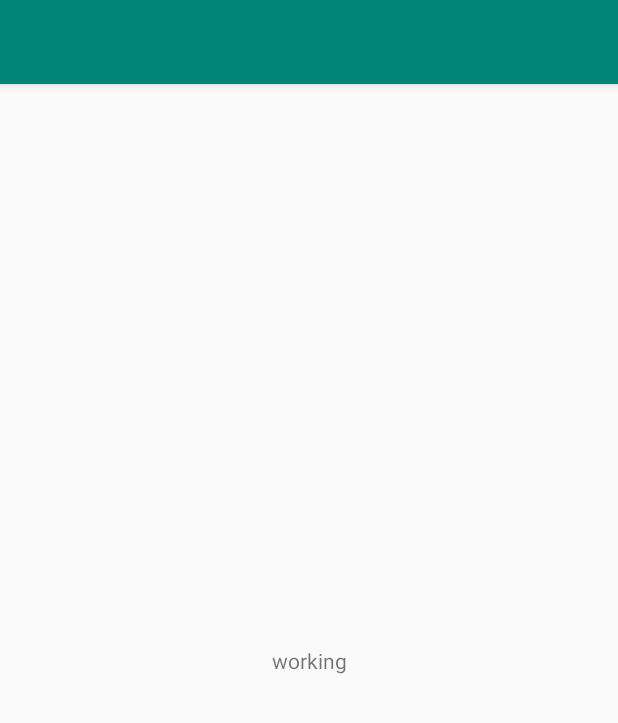
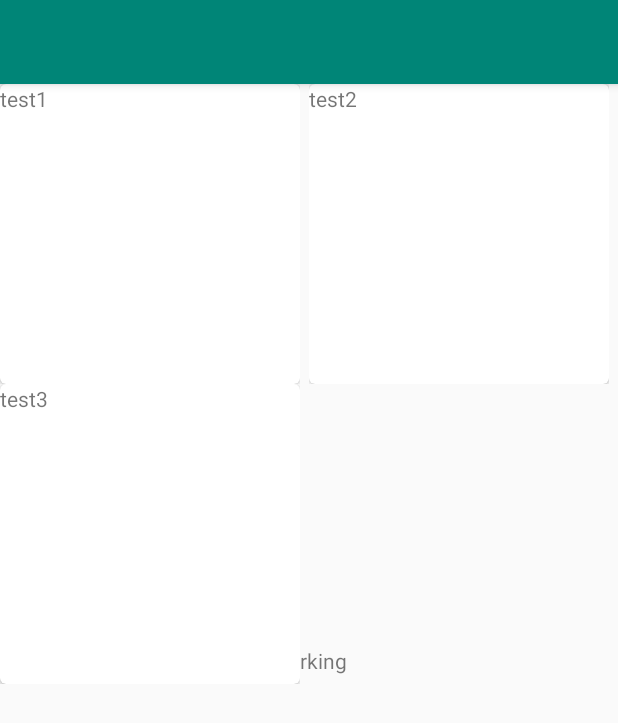
Before and after one commit to shenlkm/scrum-poker, an Android app: the screen it shows after launch (MainActivity before the commit, DeploymentCardActivity after it), on a phone screen of 412 x 824 dp. Shown: the top 723 px of the screen. Run offline under Robolectric (Android 15) with nearby library versions, the phone set to English and light mode, and no system bars; our stand-ins replace Dagger/Hilt's generated code, data binding.

Commit message:
[created adapter and activity view] in order to show cards

```diff
--- a/app/src/main/AndroidManifest.xml
+++ b/app/src/main/AndroidManifest.xml
@@ -12,7 +12,7 @@
             android:supportsRtl="true"
             android:theme="@style/AppTheme"
             tools:ignore="GoogleAppIndexingWarning">
-        <activity android:name=".view.MainActivity">
+        <activity android:name=".view.DeploymentCardActivity">
             <intent-filter>
                 <action android:name="android.intent.action.MAIN"/>
 
--- /dev/null
+++ b/app/src/main/java/com/buildreams/scrumpoker/di/AdapterModule.java
@@ -0,0 +1,14 @@
+package com.buildreams.scrumpoker.di;
+
+import com.buildreams.scrumpoker.view.adapter.DeploymentCardAdapter;
+import dagger.Module;
+import dagger.Provides;
+
+@Module
+public class AdapterModule {
+
+    @Provides
+    DeploymentCardAdapter providesCardAdapter() {
+        return new DeploymentCardAdapter();
+    }
+}
--- /dev/null
+++ b/app/src/main/java/com/buildreams/scrumpoker/domain/entity/Card.java
@@ -0,0 +1,72 @@
+package com.buildreams.scrumpoker.domain.entity;
+
+import android.os.Parcel;
+import android.os.Parcelable;
+import androidx.databinding.BaseObservable;
+import androidx.databinding.Bindable;
+
+public class Card extends BaseObservable implements Parcelable {
+
+    public static final Parcelable.Creator CREATOR = new Parcelable.Creator() {
+        public Card createFromParcel(Parcel in) {
+            return new Card(in);
+        }
+
+        public Card[] newArray(int size) {
+            return new Card[size];
+        }
+    };
+    private long id;
+    private String point;
+    private byte image;
+
+    public Card(long id, String point, byte image) {
+        this.id = id;
+        this.point = point;
+        this.image = image;
+    }
+
+    // Parcelling part
+    public Card(Parcel in) {
+        this.id = in.readLong();
+        this.point = in.readString();
+        this.image = in.readByte();
+    }
+
+    public long getId() {
+        return id;
+    }
+
+    public void setId(long id) {
+        this.id = id;
+    }
+
+    @Bindable
+    public String getPoint() {
+        return point;
+    }
+
+    public void setPoint(String point) {
+        this.point = point;
+    }
+
+    public byte getImage() {
+        return image;
+    }
+
+    public void setImage(byte image) {
+        this.image = image;
+    }
+
+    @Override
+    public int describeContents() {
+        return 0;
+    }
+
+    @Override
+    public void writeToParcel(Parcel dest, int flag) {
+        dest.writeLong(this.id);
+        dest.writeString(this.point);
+        dest.writeByte(this.image);
+    }
+}
--- /dev/null
+++ b/app/src/main/java/com/buildreams/scrumpoker/view/DeploymentCardActivity.java
@@ -0,0 +1,54 @@
+package com.buildreams.scrumpoker.view;
+
+import android.os.Bundle;
+import androidx.appcompat.app.AppCompatActivity;
+import androidx.databinding.DataBindingUtil;
+import androidx.lifecycle.ViewModelProvider;
+import androidx.lifecycle.ViewModelProviders;
+import androidx.recyclerview.widget.GridLayoutManager;
+import androidx.recyclerview.widget.LinearLayoutManager;
+import androidx.recyclerview.widget.RecyclerView;
+import com.buildreams.scrumpoker.R;
+import com.buildreams.scrumpoker.databinding.ActivityDeploymentCardBinding;
+import com.buildreams.scrumpoker.domain.entity.Card;
+import com.buildreams.scrumpoker.view.adapter.DeploymentCardAdapter;
+import com.buildreams.scrumpoker.viewModel.UserViewModel;
+import dagger.android.AndroidInjection;
+
+import javax.inject.Inject;
+import java.util.ArrayList;
+import java.util.List;
+
+public class DeploymentCardActivity extends AppCompatActivity {
+
+    @Inject
+    public ViewModelProvider.Factory viewModelFactory;
+    public ActivityDeploymentCardBinding binding;
+    @Inject
+    public DeploymentCardAdapter adapter;
+
+    @Override
+    protected void onCreate(Bundle savedInstanceState) {
+        AndroidInjection.inject(this);
+        super.onCreate(savedInstanceState);
+
+        binding = DataBindingUtil.setContentView(this, R.layout.activity_deployment_card);
+        UserViewModel model = ViewModelProviders.of(this, viewModelFactory)
+                .get(UserViewModel.class);
+        binding.setName(model.getUser());
+
+        RecyclerView recyclerView = binding.rvDeploymentCard;
+
+        recyclerView.setLayoutManager(new GridLayoutManager(this, 2));
+        List<Card> cards = new ArrayList<>();
+        byte img = 0;
+        Card card1 = new Card(1, "test1", img);
+        Card card2 = new Card(2, "test2", img);
+        Card card3 = new Card(3, "test3", img);
+        cards.add(card1);
+        cards.add(card2);
+        cards.add(card3);
+        adapter.setCards(cards);
+        recyclerView.setAdapter(adapter);
+    }
+}
--- a/app/src/main/java/com/buildreams/scrumpoker/view/MainActivity.java
+++ /dev/null
@@ -1,31 +0,0 @@
-package com.buildreams.scrumpoker.view;
-
-import android.os.Bundle;
-import androidx.appcompat.app.AppCompatActivity;
-import androidx.databinding.DataBindingUtil;
-import androidx.lifecycle.ViewModelProvider;
-import androidx.lifecycle.ViewModelProviders;
-import com.buildreams.scrumpoker.R;
-import com.buildreams.scrumpoker.databinding.ActivityMainBinding;
-import com.buildreams.scrumpoker.viewModel.UserViewModel;
-import dagger.android.AndroidInjection;
-
-import javax.inject.Inject;
-
-public class MainActivity extends AppCompatActivity {
-
-    @Inject
-    public ViewModelProvider.Factory viewModelFactory;
-    public ActivityMainBinding binding;
-
-    @Override
-    protected void onCreate(Bundle savedInstanceState) {
-        AndroidInjection.inject(this);
-        super.onCreate(savedInstanceState);
-
-        binding = DataBindingUtil.setContentView(this, R.layout.activity_main);
-        UserViewModel model = ViewModelProviders.of(this, viewModelFactory)
-                .get(UserViewModel.class);
-        binding.setName(model.getUser());
-    }
-}
--- /dev/null
+++ b/app/src/main/java/com/buildreams/scrumpoker/view/adapter/DeploymentCardAdapter.java
@@ -0,0 +1,67 @@
+package com.buildreams.scrumpoker.view.adapter;
+
+import android.view.LayoutInflater;
+import android.view.ViewGroup;
+import androidx.annotation.NonNull;
+import androidx.databinding.DataBindingUtil;
+import androidx.databinding.ViewDataBinding;
+import androidx.recyclerview.widget.RecyclerView;
+import com.buildreams.scrumpoker.BR;
+import com.buildreams.scrumpoker.R;
+import com.buildreams.scrumpoker.domain.entity.Card;
+
+import javax.inject.Inject;
+import java.util.List;
+
+public class DeploymentCardAdapter extends RecyclerView.Adapter<DeploymentCardAdapter.CardViewHolder> {
+
+    public List<Card> cards;
+
+    @Inject
+    public DeploymentCardAdapter() {
+    }
+
+    public void setCards(List<Card> cards) {
+        this.cards = cards;
+        notifyDataSetChanged();
+    }
+
+    @NonNull
+    @Override
+    public CardViewHolder onCreateViewHolder(@NonNull ViewGroup viewGroup, int i) {
+
+        ViewDataBinding binding = DataBindingUtil.inflate(
+                LayoutInflater.from(viewGroup.getContext()), R.layout.item_card,
+                viewGroup, false);
+
+        return new CardViewHolder(binding);
+    }
+
+    @Override
+    public void onBindViewHolder(@NonNull CardViewHolder holder, int i) {
+        Card item = cards.get(i);
+        holder.bind(item);
+    }
+
+    @Override
+    public int getItemCount() {
+        if (cards == null) {
+            return 0;
+        }
+        return cards.size();
+    }
+
+    public static class CardViewHolder extends RecyclerView.ViewHolder {
+        private ViewDataBinding binding;
+
+        public CardViewHolder(ViewDataBinding binding) {
+            super(binding.getRoot());
+            this.binding = binding;
+        }
+
+        public void bind(Card card) {
+            binding.setVariable(BR.card, card);
+            binding.executePendingBindings();
+        }
+    }
+}
--- a/app/src/main/res/layout/activity_main.xml
+++ b/app/src/main/res/layout/activity_deployment_card.xml
@@ -3,16 +3,15 @@
         xmlns:tools="http://schemas.android.com/tools">
 
     <data>
-
         <variable
                 name="name"
-                type="String" />
+                type="String"/>
     </data>
     <androidx.constraintlayout.widget.ConstraintLayout
             xmlns:app="http://schemas.android.com/apk/res-auto"
             android:layout_width="match_parent"
             android:layout_height="match_parent"
-            tools:context=".MainActivity">
+            tools:context=".view.DeploymentCardActivity">
 
         <TextView
                 android:layout_width="wrap_content"
@@ -23,5 +22,11 @@
                 app:layout_constraintRight_toRightOf="parent"
                 app:layout_constraintTop_toTopOf="parent"/>
 
+        <androidx.recyclerview.widget.RecyclerView
+                android:id="@+id/rv_deployment_card"
+                android:scrollbars="vertical"
+                android:layout_width="match_parent"
+                android:layout_height="match_parent"/>
+
     </androidx.constraintlayout.widget.ConstraintLayout>
 </layout>
--- /dev/null
+++ b/app/src/main/res/layout/item_card.xml
@@ -0,0 +1,29 @@
+<layout xmlns:android="http://schemas.android.com/apk/res/android">
+
+    <data>
+        <variable
+                name="card"
+                type="com.buildreams.scrumpoker.domain.entity.Card"/>
+    </data>
+    <LinearLayout
+            xmlns:card_view="http://schemas.android.com/apk/res-auto"
+            android:layout_height="wrap_content"
+            android:layout_width="wrap_content">
+
+        <androidx.cardview.widget.CardView
+                android:id="@+id/card_view"
+                android:layout_gravity="center"
+                android:layout_width="200dp"
+                android:layout_height="200dp"
+                card_view:cardCornerRadius="4dp">
+
+            <TextView
+                    android:id="@+id/info_text"
+                    android:layout_width="match_parent"
+                    android:layout_height="match_parent"
+                    android:text="@{card.point}"/>
+
+        </androidx.cardview.widget.CardView>
+    </LinearLayout>
+
+</layout>
--- a/build.gradle
+++ b/build.gradle
@@ -1,7 +1,7 @@
 // Top-level build file where you can add configuration options common to all sub-projects/modules.
 
 buildscript {
-    ext.kotlin_version = '1.3.41'
+    ext.kotlin_version = '1.3.50'
     repositories {
         google()
         jcenter()
```
Also changed, not shown: app/build.gradle (+11 -8 lines), app/src/main/java/com/buildreams/scrumpoker/di/ActivityModule.java (+5 -5 lines).
